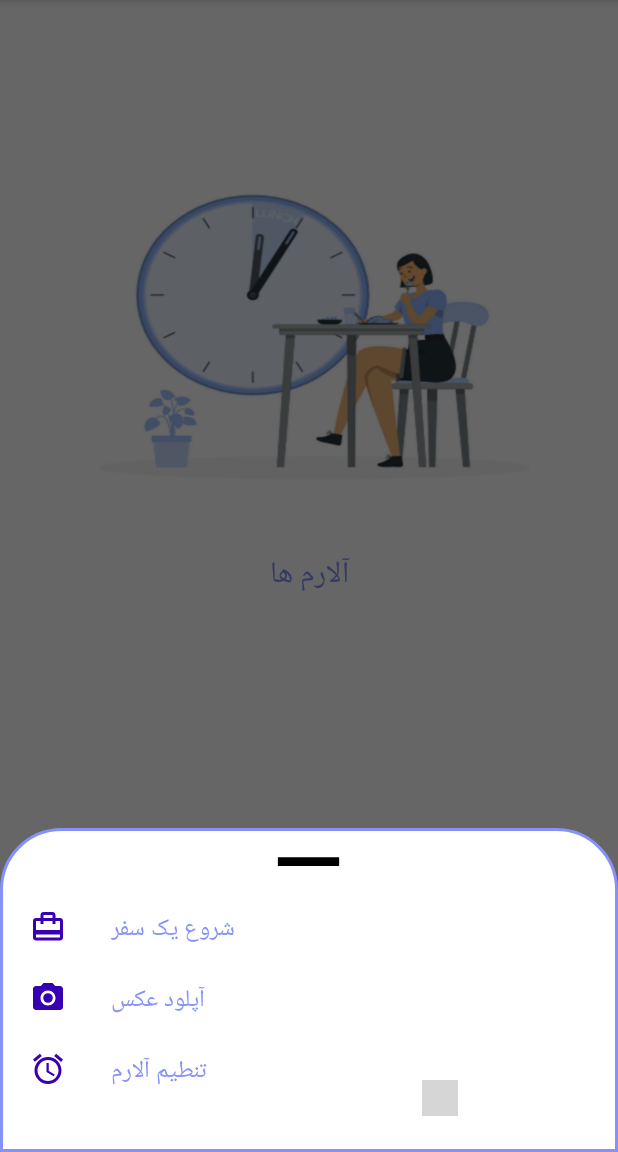
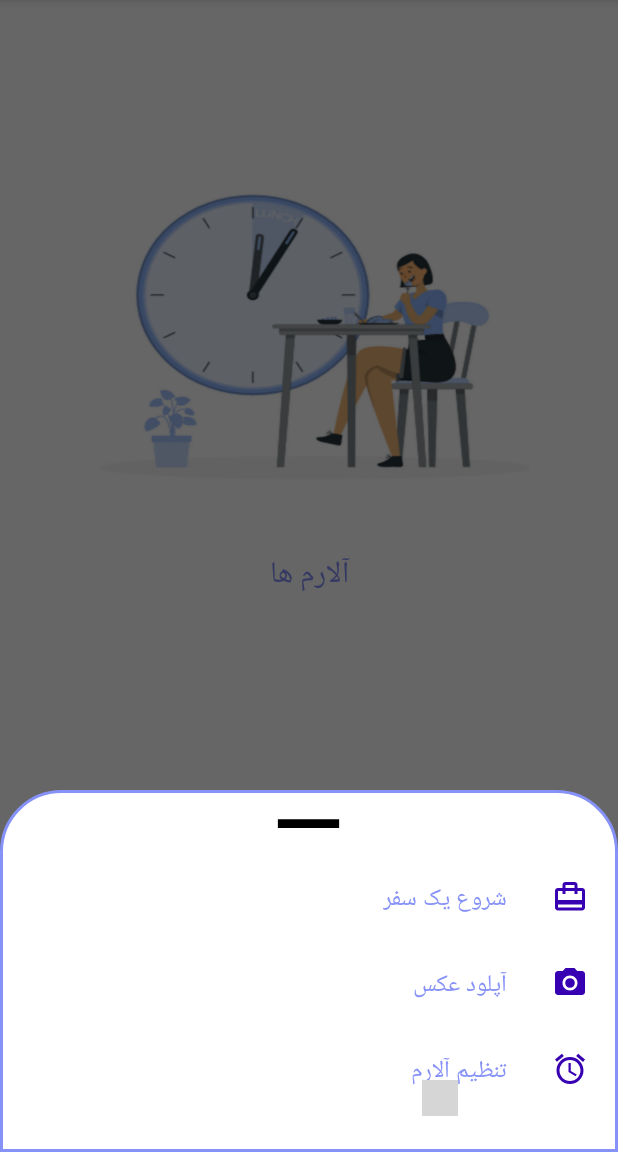
Before and after one commit to zahmadi98/TravelPlanner, an Android app: the fragment UploadPhotoFragment placed in its activity, item 3 of the bottom bar chosen, on a phone screen of 412 x 824 dp, the part 84-1236 px from its top. Run offline under Robolectric (Android 15) with nearby library versions, the phone set to English and light mode, and no system bars; grey boxes are pictures that could not be loaded.

```diff
--- a/app/build.gradle
+++ b/app/build.gradle
@@ -33,7 +33,7 @@ dependencies {
     implementation libs.material
     implementation libs.activity
     implementation libs.constraintlayout
-
+    implementation 'com.google.code.gson:gson:2.10.1'
     implementation 'org.osmdroid:osmdroid-android:6.1.14'
     implementation libs.play.services.location
 
--- a/app/src/main/java/com/example/travelplanner/UploadPhotoFragment.java
+++ b/app/src/main/java/com/example/travelplanner/UploadPhotoFragment.java
@@ -1,7 +1,9 @@
 package com.example.travelplanner;
 
 import android.app.Activity;
+import android.content.Context;
 import android.content.Intent;
+import android.content.SharedPreferences;
 import android.net.Uri;
 import android.os.Bundle;
 
@@ -14,16 +16,26 @@ import androidx.fragment.app.Fragment;
 import android.view.LayoutInflater;
 import android.view.View;
 import android.view.ViewGroup;
+import android.widget.ArrayAdapter;
 import android.widget.Button;
 import android.widget.ImageView;
 import android.widget.ProgressBar;
 import android.widget.Toast;
+
+import com.google.gson.Gson;
+import com.google.gson.reflect.TypeToken;
+
+import java.lang.reflect.Type;
+import java.util.ArrayList;
+import java.util.List;
 
 public class UploadPhotoFragment extends Fragment {
 
     private ImageView uploadIcon, uploadedImage;
     private Button btnChoosePhoto;
     private ProgressBar uploadProgressBar;
+    private com.google.android.material.textfield.MaterialAutoCompleteTextView choseTrip;
+    private List<HomeFragment.Trip> tripList = new ArrayList<>();
 
     private ActivityResultLauncher<String> galleryLauncher;
 
@@ -37,6 +49,16 @@ public class UploadPhotoFragment extends Fragment {
     public void onViewCreated(@NonNull View view, @Nullable Bundle savedInstanceState) {
         super.onViewCreated(view, savedInstanceState);
 
+        choseTrip = view.findViewById(R.id.choseTrip);
+        choseTrip.setOnClickListener(v -> {
+            choseTrip.showDropDown();
+        });
+        choseTrip.setOnItemClickListener((parent, itemView, position, id) -> {
+            String selectedTrip = (String) parent.getItemAtPosition(position);
+        });
+
+        loadTrips();
+        setupTripDropdown();
         View background = requireActivity().findViewById(R.id.root_home);
 
         background.setOnClickListener(v -> {
@@ -61,7 +83,30 @@ public class UploadPhotoFragment extends Fragment {
 
         btnChoosePhoto.setOnClickListener(v -> openGallery());
     }
+    private void setupTripDropdown() {
+        List<String> tripNames = new ArrayList<>();
+        for (HomeFragment.Trip trip : tripList) {
+            tripNames.add(trip.getName());
+        }
 
+        ArrayAdapter<String> adapter = new ArrayAdapter<>(requireContext(),
+                android.R.layout.simple_dropdown_item_1line, tripNames);
+        choseTrip.setAdapter(adapter);
+
+        choseTrip.setText("", false);
+    }
+
+
+    private void loadTrips() {
+        SharedPreferences prefs = requireContext().getSharedPreferences("MyTrips", Context.MODE_PRIVATE);
+        String json = prefs.getString("trip_list", null);
+
+        if (json != null) {
+            Gson gson = new Gson();
+            Type type = new TypeToken<List<HomeFragment.Trip>>() {}.getType();
+            tripList = gson.fromJson(json, type);
+        }
+    }
     private void openGallery() {
         galleryLauncher.launch("image/*");
     }
--- a/app/src/main/res/layout/bottomsheetlayout.xml
+++ b/app/src/main/res/layout/bottomsheetlayout.xml
@@ -3,7 +3,8 @@
     android:orientation="vertical"
     android:layout_width="match_parent"
     android:layout_height="match_parent"
-    android:background="@drawable/dialogbkg">
+    android:background="@drawable/dialogbkg"
+    android:layoutDirection="rtl">
 
     <ImageView
         android:layout_width="70dp"
@@ -12,29 +13,26 @@
         android:layout_gravity="center|top"
         android:scaleType="centerCrop"/>
 
-
     <LinearLayout
         android:id="@+id/layoutVideo"
         android:orientation="horizontal"
         android:layout_width="match_parent"
         android:layout_height="wrap_content"
-        android:layout_marginTop="10dp"
+        android:layout_marginTop="15dp"
         android:padding="10dp">
 
         <ImageView
             android:layout_width="wrap_content"
             android:layout_height="wrap_content"
-            android:src="@drawable/baseline_card_travel_24"
-            />
+            android:src="@drawable/baseline_card_travel_24"/>
 
         <TextView
             android:layout_width="wrap_content"
             android:layout_height="wrap_content"
             android:text="شروع یک سفر"
             android:textColor="@color/lavender"
-            android:layout_marginLeft="30dp"
+            android:layout_marginStart="30dp"
             android:textSize="16sp"/>
-
     </LinearLayout>
 
     <LinearLayout
@@ -42,8 +40,8 @@
         android:orientation="horizontal"
         android:layout_width="match_parent"
         android:layout_height="wrap_content"
+        android:layout_marginTop="10dp"
         android:padding="10dp">
-
 
         <ImageView
             android:layout_width="wrap_content"
@@ -55,9 +53,8 @@
             android:layout_height="wrap_content"
             android:text="آپلود عکس"
             android:textColor="@color/lavender"
-            android:layout_marginLeft="30dp"
+            android:layout_marginStart="30dp"
             android:textSize="16sp"/>
-
     </LinearLayout>
 
     <LinearLayout
@@ -65,26 +62,24 @@
         android:orientation="horizontal"
         android:layout_width="match_parent"
         android:layout_height="wrap_content"
-        android:paddingLeft="10dp"
-        android:paddingRight="10dp"
+        android:paddingStart="10dp"
+        android:paddingEnd="10dp"
+        android:layout_marginTop="10dp"
         android:paddingTop="10dp"
         android:paddingBottom="30dp">
-
 
         <ImageView
             android:layout_width="wrap_content"
             android:layout_height="wrap_content"
-            android:src="@drawable/baseline_alarm_24"
-            />
+            android:src="@drawable/baseline_alarm_24"/>
 
         <TextView
             android:layout_width="wrap_content"
             android:layout_height="wrap_content"
-            android:text="تنطیم آلارم"
+            android:text="تنظیم آلارم"
             android:textColor="@color/lavender"
-            android:layout_marginLeft="30dp"
+            android:layout_marginStart="30dp"
             android:textSize="16sp"/>
-
     </LinearLayout>
 
 </LinearLayout>
--- a/app/src/main/res/layout/dialog_edit_trip.xml
+++ b/app/src/main/res/layout/dialog_edit_trip.xml
@@ -61,6 +61,7 @@
             android:id="@+id/btnCancel"
             android:layout_width="wrap_content"
             android:layout_height="wrap_content"
+            android:textSize="16sp"
             android:text="لغو"
             android:backgroundTint="@color/purple_500"
             android:textColor="@color/white"
@@ -72,6 +73,7 @@
             android:layout_width="wrap_content"
             android:layout_height="wrap_content"
             android:text="ذخیره"
+            android:textSize="16sp"
             android:background="@drawable/formbkg"
             android:textColor="@color/white"/>
     </LinearLayout>
```
Also changed, not shown: app/src/main/java/com/example/travelplanner/HomeFragment.java (+63 -4 lines), app/src/main/res/layout/dialog_confirm_delete.xml (added, +16 -0 lines), app/src/main/res/layout/fragment_upload_photo.xml (+7 -3 lines), app/src/main/res/layout/trip_item.xml (+8 -0 lines).
